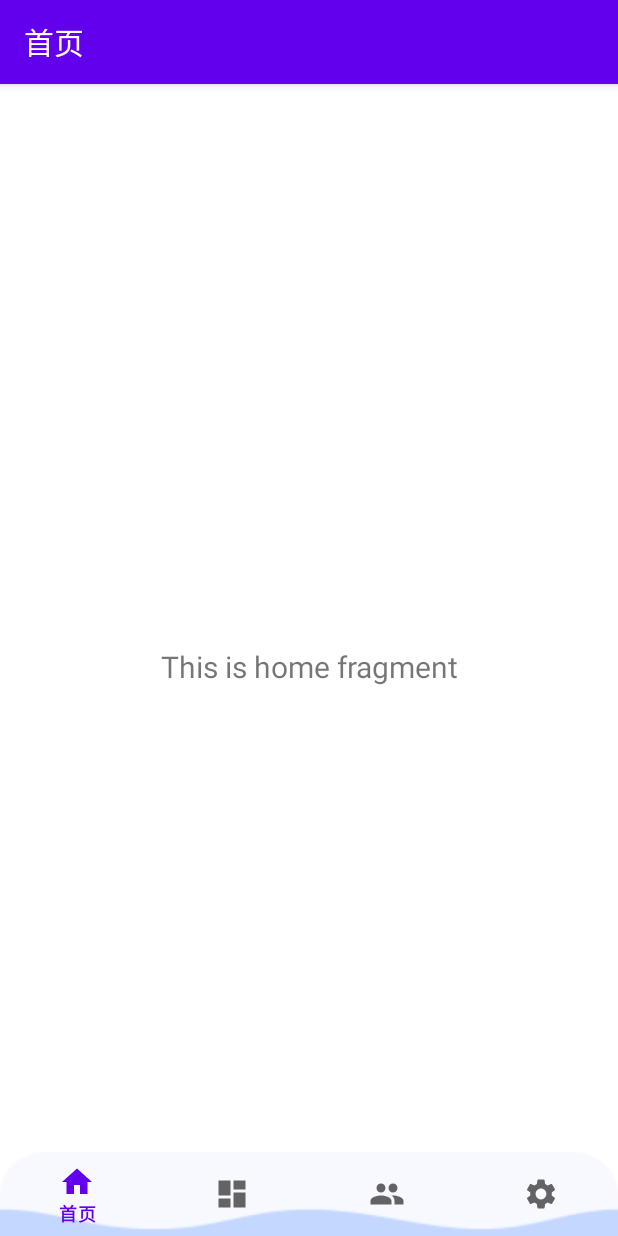
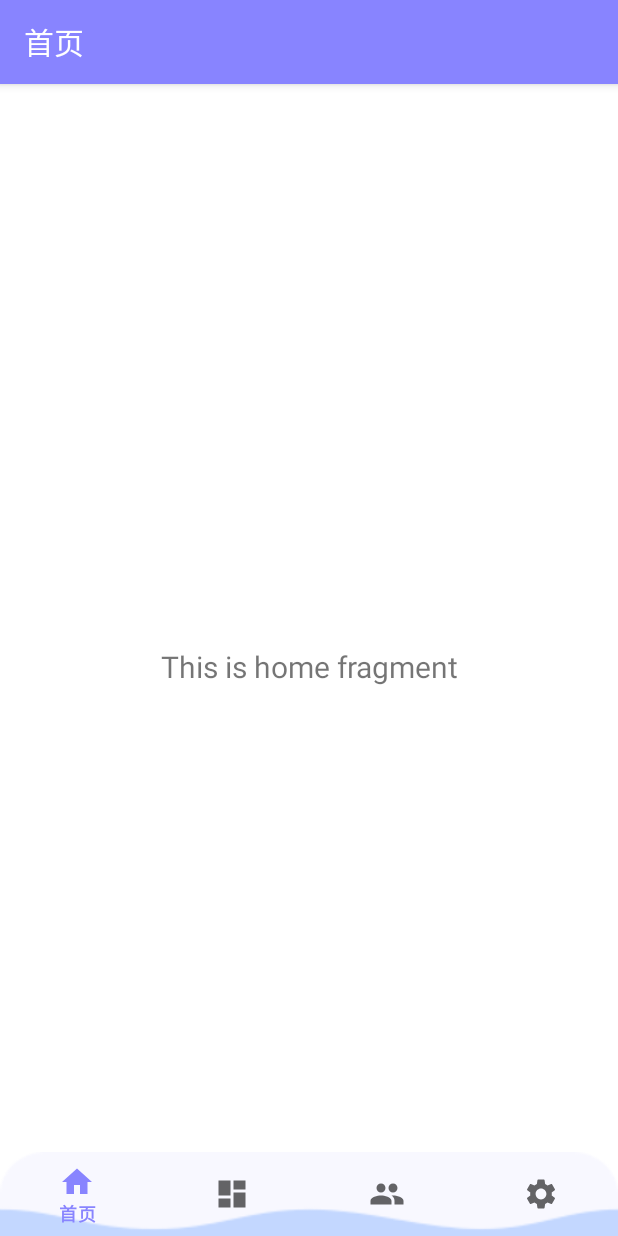
Before and after one commit to QuantumGroot/DreamAnalyzer, an Android app: the screen it shows after launch (MainActivity), on a phone screen of 412 x 824 dp. Run offline under Robolectric (Android 15) with nearby library versions, the phone set to English and light mode, and no system bars; our stand-ins replace navigation-ui.

Commit message:
vision1.0.1

```diff
--- a/app/src/main/res/values/colors.xml
+++ b/app/src/main/res/values/colors.xml
@@ -1,8 +1,8 @@
 <?xml version="1.0" encoding="utf-8"?>
 <resources>
     <color name="purple_200">#FFBB86FC</color>
-    <color name="purple_500">#FF6200EE</color>
-    <color name="purple_700">#FF3700B3</color>
+    <color name="purple_500">#8884FF</color> //顶部标题色
+    <color name="purple_700">#907FFF</color>
     <color name="teal_200">#FF03DAC5</color>
     <color name="teal_700">#FF018786</color>
     <color name="black">#FF000000</color>
--- a/gradle/libs.versions.toml
+++ b/gradle/libs.versions.toml
@@ -1,5 +1,5 @@
 [versions]
-agp = "8.9.0"
+agp = "8.9.2"
 junit = "4.13.2"
 junitVersion = "1.1.5"
 espressoCore = "3.5.1"
```
